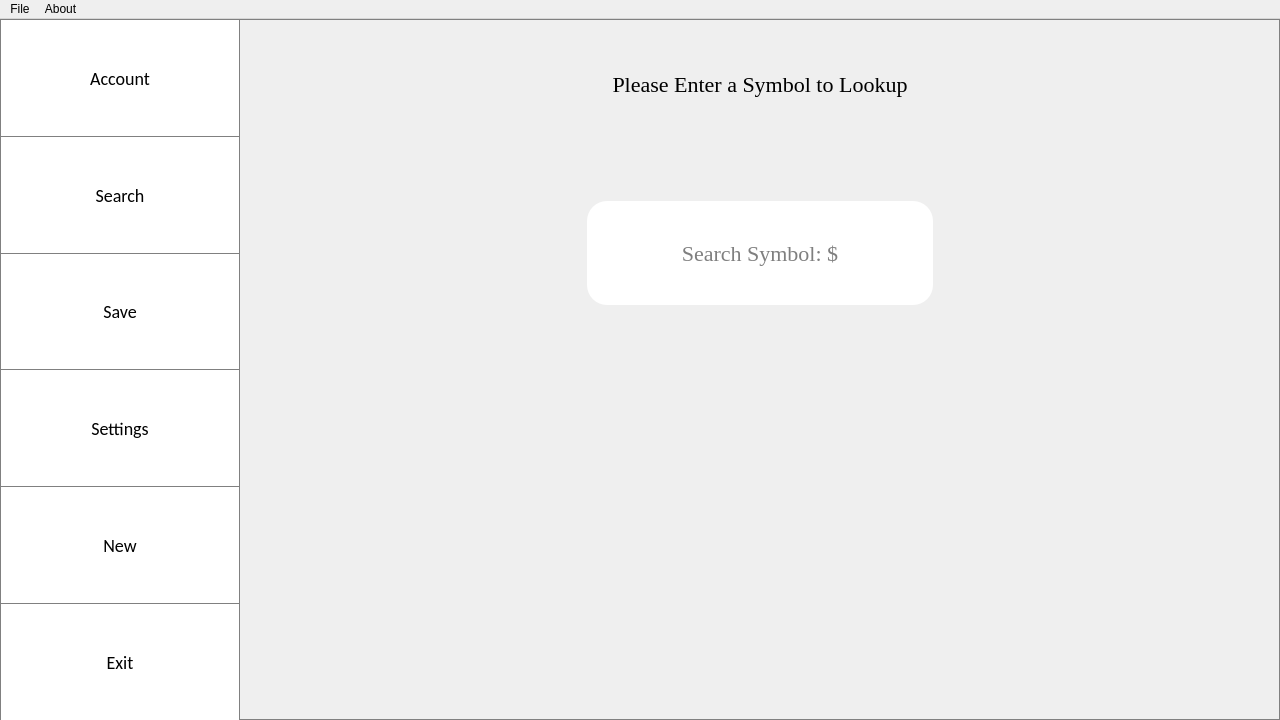
Old version of the form MarketGame/mainwindow.ui in the repository plagentile/Market_Game.
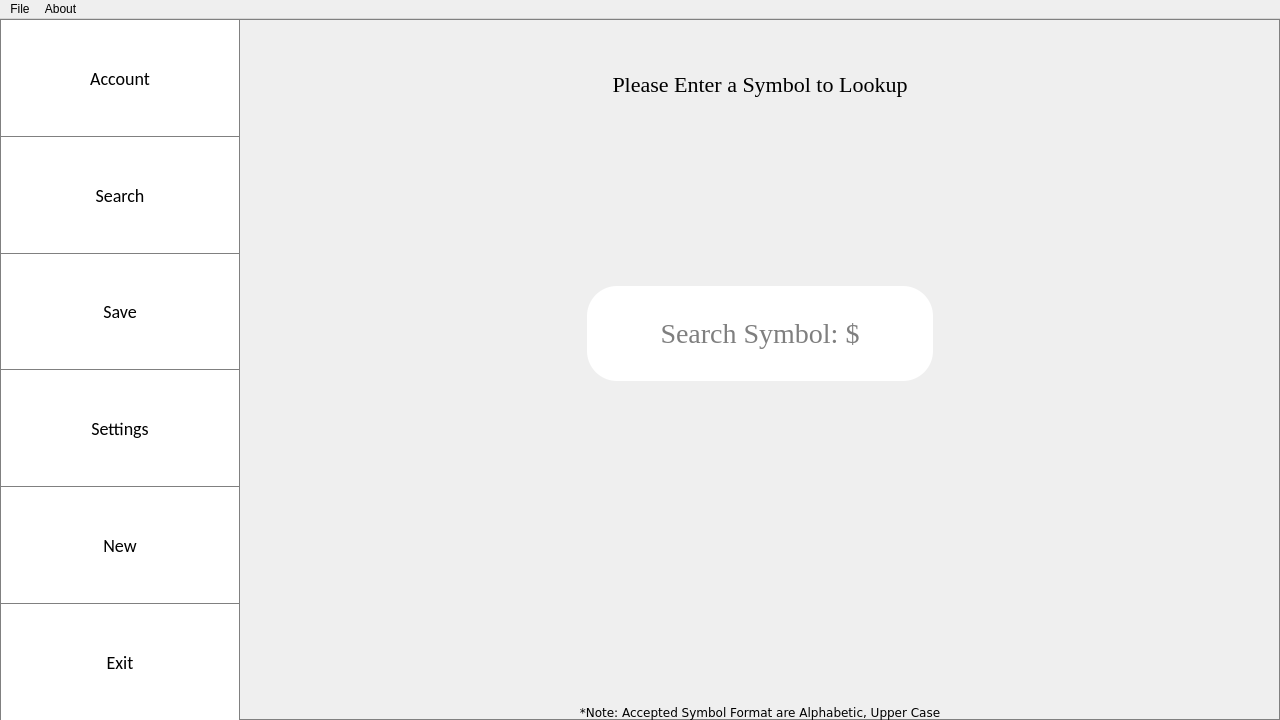
New version of the form.

```diff
--- a/MarketGame/mainwindow.ui
+++ b/MarketGame/mainwindow.ui
@@ -100,11 +100,17 @@
 	background-color: gray;
 }
 
-#symbolSearchLineEdit, #symbolSearchBanner
+#symbolSearchLineEdit
+{
+	font-size: 28px;
+	font-family: Georgia;
+	border-radius: 30px;
+}
+
+#symbolSearchBanner
 {
 	font-size: 22px;
 	font-family: Georgia;
-	border-radius: 20px;
 }
 
 #symbolListResults
@@ -112,6 +118,12 @@
 	font-size: 18px;
 	font-family: Verdana;
 	background-color:transparent;
+}
+
+#noticeLabel
+{
+	font-size: 12px;
+	font-family: Verdana;
 }</string>
   </property>
   <widget class="QWidget" name="centralwidget">
@@ -349,6 +361,19 @@
               </property>
              </spacer>
             </item>
+            <item>
+             <spacer name="midBottomSearchSymbolPageVerticalSpacer">
+              <property name="orientation">
+               <enum>Qt::Vertical</enum>
+              </property>
+              <property name="sizeHint" stdset="0">
+               <size>
+                <width>20</width>
+                <height>40</height>
+               </size>
+              </property>
+             </spacer>
+            </item>
             <item>
              <layout class="QHBoxLayout" name="searchSymbolHorizontalLayout">
               <item>
@@ -517,6 +542,9 @@
             <property name="orientation">
              <enum>Qt::Vertical</enum>
             </property>
+            <property name="sizeType">
+             <enum>QSizePolicy::Preferred</enum>
+            </property>
             <property name="sizeHint" stdset="0">
              <size>
               <width>20</width>
@@ -525,6 +553,16 @@
             </property>
            </spacer>
           </item>
+          <item>
+           <widget class="QLabel" name="noticeLabel">
+            <property name="text">
+             <string>*Note: Accepted Symbol Format are Alphabetic, Upper Case</string>
+            </property>
+            <property name="alignment">
+             <set>Qt::AlignCenter</set>
+            </property>
+           </widget>
+          </item>
          </layout>
         </widget>
         <widget class="QWidget" name="viewSymbolPage">
```
Left out of the diff: 2 changed lines with no effect on the pictures.
